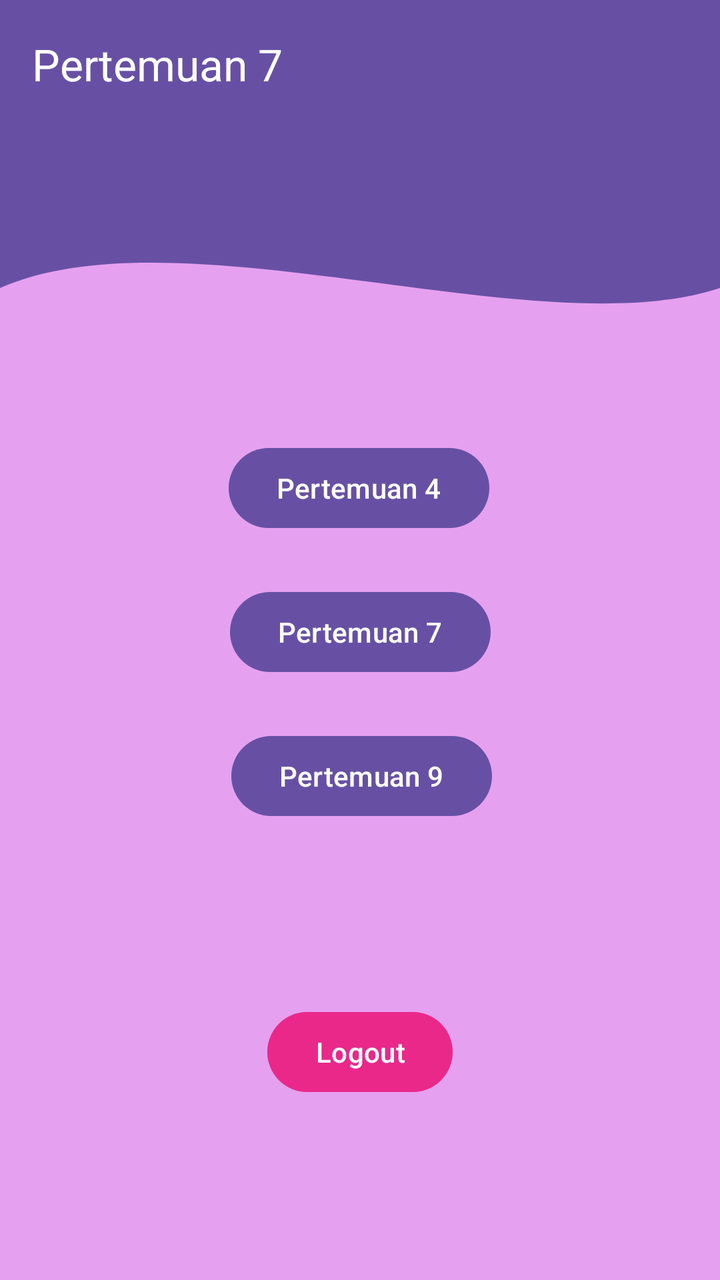
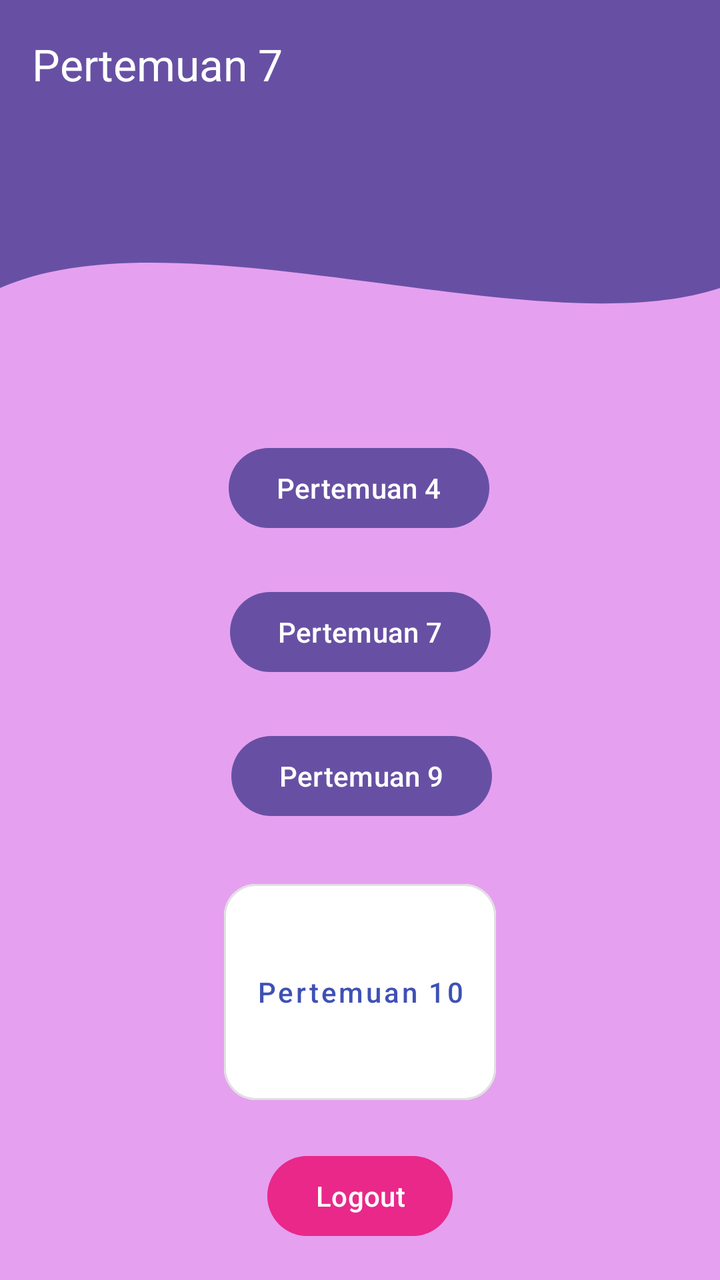

Two renders of the same Android screen: before a commit and after it. Below are the layout's source before the change and the commit's diff.
<!-- AndroidManifest.xml: application theme Theme.MersyaApps -->
<!-- res/layout/fragment_home.xml -->
<?xml version="1.0" encoding="utf-8"?>
<androidx.constraintlayout.widget.ConstraintLayout xmlns:android="http://schemas.android.com/apk/res/android"
    xmlns:tools="http://schemas.android.com/tools"
    android:layout_width="match_parent"
    android:layout_height="match_parent"
    xmlns:app="http://schemas.android.com/apk/res-auto"
    android:background="#65BF1BD8"
    tools:context=".Home.HomeFragment">

    <androidx.appcompat.widget.Toolbar
        android:id="@+id/toolbar"
        android:layout_width="match_parent"
        android:layout_height="?attr/actionBarSize"
        android:background="?attr/colorPrimary"
        app:titleTextColor="@android:color/white"
        app:title="Pertemuan 7"
        app:layout_scrollFlags="scroll|enterAlways"/>

    

    <View
        android:id="@+id/background_header"
        android:layout_width="0dp"
        android:layout_height="200dp"
        android:background="@drawable/bg_header_wave"
        app:layout_constraintBottom_toBottomOf="parent"
        app:layout_constraintEnd_toEndOf="parent"
        app:layout_constraintHorizontal_bias="0.0"
        app:layout_constraintStart_toStartOf="parent"
        app:layout_constraintTop_toBottomOf="@+id/toolbar"
        app:layout_constraintVertical_bias="0.0" />

    <Button
        android:id="@+id/button1"
        android:layout_width="wrap_content"
        android:layout_height="wrap_content"
        android:layout_marginTop="220dp"
        android:text="Pertemuan 4"
        app:layout_constraintEnd_toEndOf="parent"
        app:layout_constraintHorizontal_bias="0.498"
        app:layout_constraintStart_toStartOf="parent"
        app:layout_constraintTop_toTopOf="parent" />

    <Button
        android:id="@+id/button2"
        android:layout_width="wrap_content"
        android:layout_height="wrap_content"
        android:layout_marginTop="292dp"
        android:text="Pertemuan 7"
        app:layout_constraintEnd_toEndOf="parent"
        app:layout_constraintStart_toStartOf="parent"
        app:layout_constraintTop_toTopOf="parent" />

    <Button
        android:id="@+id/btnLogout"
        android:layout_width="wrap_content"
        android:layout_height="wrap_content"
        android:text="Logout"
        android:backgroundTint="@color/bg"
        app:layout_constraintBottom_toBottomOf="parent"
        app:layout_constraintEnd_toEndOf="parent"
        app:layout_constraintStart_toStartOf="parent"
        app:layout_constraintTop_toBottomOf="@+id/button4" />

    <Button
        android:id="@+id/button4"
        android:layout_width="wrap_content"
        android:layout_height="wrap_content"
        android:layout_marginTop="24dp"
        android:text="Pertemuan 9"
        app:layout_constraintEnd_toEndOf="parent"
        app:layout_constraintHorizontal_bias="0.503"
        app:layout_constraintStart_toStartOf="parent"
        app:layout_constraintTop_toBottomOf="@+id/button2" />


</androidx.constraintlayout.widget.ConstraintLayout>
<!-- resources referenced by this layout -->
<resources>
  <color name="bg">#9AE91377</color>
  <!-- drawable bg_header_wave (drawable) -->
  <vector xmlns:android="http://schemas.android.com/apk/res/android"
      android:width="100dp"
      android:height="100dp"
      android:viewportWidth="100"
      android:viewportHeight="100">
  
      
      <path
          android:fillColor="?attr/colorPrimary"
          android:pathData="
              M0,0
              L100,0
              L100,40
              C 75,55
                25,20
                0,40
              Z"
      />
  </vector>
  <style name="Theme.MersyaApps" parent="Base.Theme.MersyaApps" />
  <style name="Base.Theme.MersyaApps" parent="Theme.Material3.DayNight.NoActionBar">
          
          
      </style>
</resources>

<!-- the commit's change to res/layout/fragment_home.xml (unified diff, before → after) -->
@@ -1,9 +1,9 @@
 <?xml version="1.0" encoding="utf-8"?>
 <androidx.constraintlayout.widget.ConstraintLayout xmlns:android="http://schemas.android.com/apk/res/android"
     xmlns:tools="http://schemas.android.com/tools"
+    xmlns:app="http://schemas.android.com/apk/res-auto"
     android:layout_width="match_parent"
     android:layout_height="match_parent"
-    xmlns:app="http://schemas.android.com/apk/res-auto"
     android:background="#65BF1BD8"
     tools:context=".Home.HomeFragment">
 
@@ -12,11 +12,9 @@
         android:layout_width="match_parent"
         android:layout_height="?attr/actionBarSize"
         android:background="?attr/colorPrimary"
+        app:title="Pertemuan 7"
         app:titleTextColor="@android:color/white"
-        app:title="Pertemuan 7"
-        app:layout_scrollFlags="scroll|enterAlways"/>
-
-    
+        app:layout_scrollFlags="scroll|enterAlways" />
 
     <View
         android:id="@+id/background_header"
@@ -52,17 +50,6 @@
         app:layout_constraintTop_toTopOf="parent" />
 
     <Button
-        android:id="@+id/btnLogout"
-        android:layout_width="wrap_content"
-        android:layout_height="wrap_content"
-        android:text="Logout"
-        android:backgroundTint="@color/bg"
-        app:layout_constraintBottom_toBottomOf="parent"
-        app:layout_constraintEnd_toEndOf="parent"
-        app:layout_constraintStart_toStartOf="parent"
-        app:layout_constraintTop_toBottomOf="@+id/button4" />
-
-    <Button
         android:id="@+id/button4"
         android:layout_width="wrap_content"
         android:layout_height="wrap_content"
@@ -73,5 +60,31 @@
         app:layout_constraintStart_toStartOf="parent"
         app:layout_constraintTop_toBottomOf="@+id/button2" />
 
+    <com.google.android.material.button.MaterialButton
+        android:id="@+id/btnToTenth"
+        style="@style/Widget.MaterialComponents.Button.OutlinedButton"
+        android:layout_width="wrap_content"
+        android:layout_height="120dp"
+        android:layout_marginTop="24dp"
+        android:backgroundTint="@color/white"
+        android:text="Pertemuan 10"
+        android:textAllCaps="false"
+        android:textColor="#3F51B5"
+        app:cornerRadius="16dp"
+        app:strokeColor="#E0E0E0"
+        app:layout_constraintTop_toBottomOf="@id/button4"
+        app:layout_constraintStart_toStartOf="parent"
+        app:layout_constraintEnd_toEndOf="parent" />
+
+    <Button
+        android:id="@+id/btnLogout"
+        android:layout_width="wrap_content"
+        android:layout_height="wrap_content"
+        android:text="Logout"
+        android:backgroundTint="@color/bg"
+        app:layout_constraintBottom_toBottomOf="parent"
+        app:layout_constraintEnd_toEndOf="parent"
+        app:layout_constraintStart_toStartOf="parent"
+        app:layout_constraintTop_toBottomOf="@id/btnToTenth" />
 
 </androidx.constraintlayout.widget.ConstraintLayout>
<!-- resource entries referenced after the edit -->
@@ -1,6 +1,7 @@
 <!-- resources referenced by this layout -->
 <resources>
   <color name="bg">#9AE91377</color>
+  <color name="white">#FFFFFFFF</color>
   <!-- drawable bg_header_wave (drawable) -->
   <vector xmlns:android="http://schemas.android.com/apk/res/android"
       android:width="100dp"
